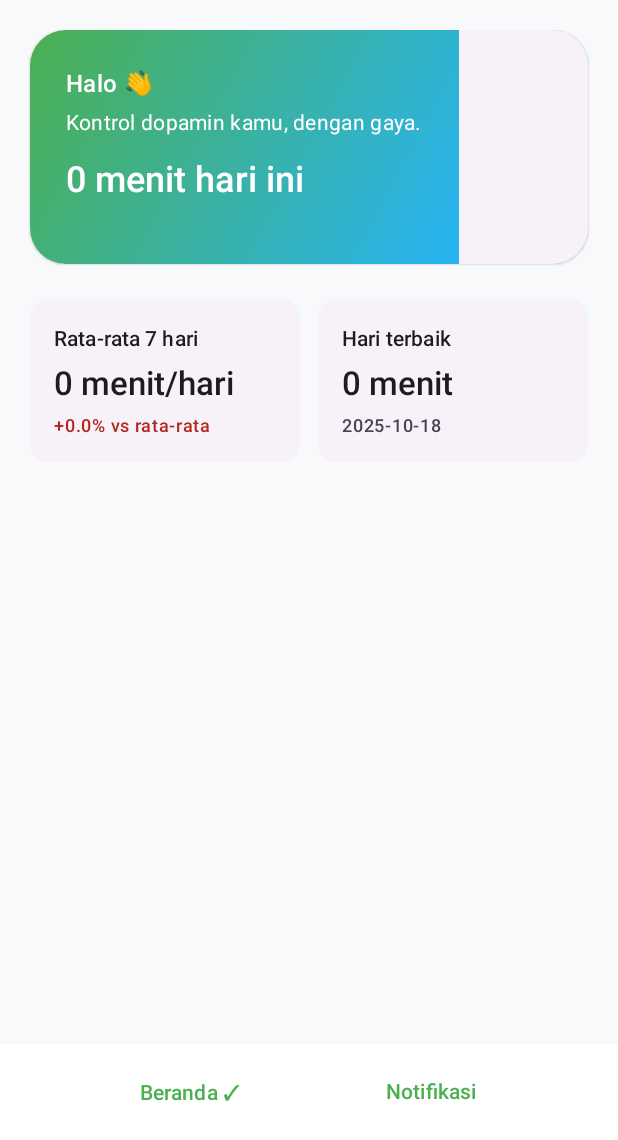
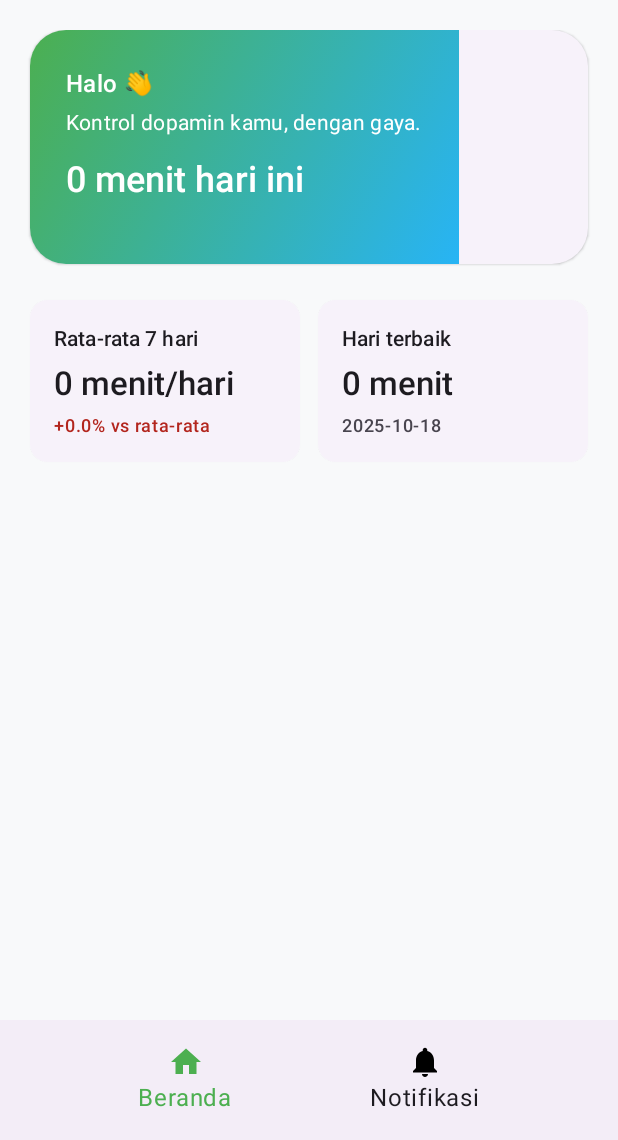
Before and after one commit to septiandr/brainrush-app, an Android app built with Jetpack Compose: the screen it shows after launch (MainActivity), on a phone screen of 412 x 824 dp, the part 96-1236 px from its top. Run offline under Robolectric (Android 15) with nearby library versions, the light colour scheme and no system bars; our stand-ins replace Room's generated code; libraries missing offline, so code that uses them is left out: ir.ehsannarmani.compose_charts; 1 statement that could not run was skipped.

Commit message:
versi 1.1

```diff
--- a/app/build.gradle.kts
+++ b/app/build.gradle.kts
@@ -57,6 +57,7 @@ dependencies {
     implementation(libs.androidx.ui.graphics)
     implementation(libs.androidx.ui.tooling.preview)
     implementation(libs.androidx.material3)
+    implementation("androidx.compose.material:material-icons-extended")
     implementation(libs.compose.charts)
     implementation("androidx.work:work-runtime-ktx:2.9.1")
 
--- a/app/src/main/java/com/ga/brainrush/MainActivity.kt
+++ b/app/src/main/java/com/ga/brainrush/MainActivity.kt
@@ -27,6 +27,8 @@ import com.ga.brainrush.alerts.NotificationModeStore
 import com.ga.brainrush.alerts.UsageThresholdStore
 import android.content.Intent
 import com.ga.brainrush.alerts.UsageMonitorService
+import com.ga.brainrush.ui.components.AppTopBar
+import com.ga.brainrush.ui.components.BottomTabs
 
 class MainActivity : ComponentActivity() {
     override fun onCreate(savedInstanceState: Bundle?) {
@@ -67,26 +69,21 @@ class MainActivity : ComponentActivity() {
                 var detailPkg by remember { mutableStateOf<String?>(null) }
                 var selectedTab by remember { mutableStateOf(0) }
                 androidx.compose.material3.Scaffold(
+                    topBar = {
+                        if (detailPkg != null) {
+                            AppTopBar(
+                                title = "Detail Aplikasi",
+                                onBack = { detailPkg = null }
+                            )
+                        }
+                    },
                     bottomBar = {
                         if (detailPkg == null) {
-                            androidx.compose.material3.Surface {
-                                androidx.compose.foundation.layout.Row(
-                                    modifier = androidx.compose.ui.Modifier
-                                        .fillMaxWidth()
-                                        .padding(8.dp),
-                                    horizontalArrangement = Arrangement.SpaceEvenly
-                                ) {
-                                    androidx.compose.material3.TextButton(onClick = { selectedTab = 0 }) {
-                                        androidx.compose.material3.Text(if (selectedTab == 0) "Beranda ✓" else "Beranda")
-                                    }
-                                    androidx.compose.material3.TextButton(onClick = { selectedTab = 1 }) {
-                                        androidx.compose.material3.Text(if (selectedTab == 1) "Notifikasi ✓" else "Notifikasi")
+                            BottomTabs(selected = selectedTab, onSelect = { selectedTab = it })
                         }
                     }
-                            }
-                        }
-                    }
-                ) { _ ->
+                ) { padding ->
+                    androidx.compose.foundation.layout.Box(modifier = androidx.compose.ui.Modifier.padding(padding)) {
                         if (detailPkg != null) {
                             DetailScreen(pkg = detailPkg!!, onBack = { detailPkg = null })
                         } else {
@@ -96,7 +93,10 @@ class MainActivity : ComponentActivity() {
                                     onNavigateToMonitoredList = { selectedTab = 1 }
                                 )
                             } else {
-                            com.ga.brainrush.ui.monitor.MonitoredListScreen(onBack = { selectedTab = 0 })
+                                com.ga.brainrush.ui.monitor.MonitoredListScreen(
+                                    onBack = { selectedTab = 0 },
+                                    onNavigateToDetail = { pkg -> detailPkg = pkg }
+                                )
                             }
                         }
                     }
@@ -104,3 +104,4 @@ class MainActivity : ComponentActivity() {
             }
         }
     }
+}
--- /dev/null
+++ b/app/src/main/java/com/ga/brainrush/ui/components/BottomTabs.kt
@@ -0,0 +1,46 @@
+package com.ga.brainrush.ui.components
+
+import androidx.compose.foundation.layout.Arrangement
+import androidx.compose.foundation.layout.Column
+import androidx.compose.foundation.layout.Row
+import androidx.compose.foundation.layout.fillMaxWidth
+import androidx.compose.foundation.clickable
+import androidx.compose.material3.NavigationBar
+import androidx.compose.material3.Icon
+import androidx.compose.material3.Text
+import androidx.compose.runtime.Composable
+import androidx.compose.material.icons.Icons
+import androidx.compose.material.icons.filled.Home
+import androidx.compose.material.icons.filled.Notifications
+import androidx.compose.ui.Alignment
+import androidx.compose.ui.Modifier
+import androidx.compose.ui.graphics.Color
+import androidx.compose.ui.graphics.vector.ImageVector
+
+@Composable
+fun BottomTabs(selected: Int, onSelect: (Int) -> Unit) {
+    NavigationBar {
+        Row(
+            modifier = Modifier.fillMaxWidth(),
+            horizontalArrangement = Arrangement.SpaceEvenly
+        ) {
+            TabItem(icon = Icons.Filled.Home, label = "Beranda", selected = selected == 0) {
+                onSelect(0)
+            }
+            TabItem(icon = Icons.Filled.Notifications, label = "Notifikasi", selected = selected == 1) {
+                onSelect(1)
+            }
+        }
+    }
+}
+
+@Composable
+private fun TabItem(icon: ImageVector, label: String, selected: Boolean, onClick: () -> Unit) {
+    Column(
+        horizontalAlignment = Alignment.CenterHorizontally,
+        modifier = Modifier.clickable(onClick = onClick)
+    ) {
+        Icon(icon, contentDescription = label, tint = if (selected) Color(0xFF4CAF50) else Color.Unspecified)
+        Text(text = label, color = if (selected) Color(0xFF4CAF50) else Color.Unspecified)
+    }
+}
--- a/app/src/main/java/com/ga/brainrush/ui/detail/DetailScreen.kt
+++ b/app/src/main/java/com/ga/brainrush/ui/detail/DetailScreen.kt
@@ -201,7 +201,7 @@ fun DetailScreen(pkg: String, onBack: () -> Unit) {
                 }
             }
 
-            Spacer(Modifier.height(16.dp))
+            Spacer(Modifier.height(32.dp))
 
             // Actions: Set Notifikasi (dipindah ke bawah)
             Column(horizontalAlignment = Alignment.CenterHorizontally) {
@@ -230,7 +230,7 @@ fun DetailScreen(pkg: String, onBack: () -> Unit) {
                 Button(onClick = { saveInfo = "Tersimpan" }) { Text("Simpan") }
                 OutlinedButton(
                     onClick = { NotificationHelper.showTestNotification(context, pkg) }
-                ) { Text("Kirim Notifikasi Tes") }
+                ) { Text("Test") }
                 OutlinedButton(
                     onClick = {
                         // Hapus pengaturan untuk paket ini
@@ -249,7 +249,7 @@ fun DetailScreen(pkg: String, onBack: () -> Unit) {
                             context.stopService(Intent(context, UsageMonitorService::class.java))
                         }
                     }
-                ) { Text("Hapus Notifikasi") }
+                ) { Text("Hapus") }
             }
             if (saveInfo != null) {
                 Spacer(Modifier.height(4.dp))
--- a/app/src/main/java/com/ga/brainrush/ui/theme/Theme.kt
+++ b/app/src/main/java/com/ga/brainrush/ui/theme/Theme.kt
@@ -17,7 +17,7 @@ private val ColorScheme = lightColorScheme(
 fun BrainrushTheme(content: @Composable () -> Unit) {
     MaterialTheme(
         colorScheme = ColorScheme,
-        typography = MaterialTheme.typography,
+        typography = Typography,
         content = content
     )
 }
```
Also changed, not shown: app/src/main/AndroidManifest.xml (+7 -0 lines), app/src/main/java/com/ga/brainrush/ui/components/AppTopBar.kt (added, +30 -0 lines), app/src/main/java/com/ga/brainrush/ui/monitor/MonitoredListScreen.kt (+47 -8 lines). Lines whose indentation alone changed are shown as unchanged.
